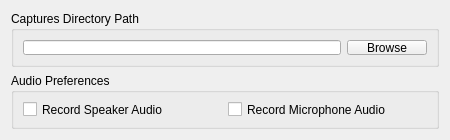
Before: the Qt Designer form src/gui/main_window/buttons/settings_button/settings_window/SettingsWindow.ui in ephell/ClipIt-Screen-Capture-App, drawn with Qt 5.
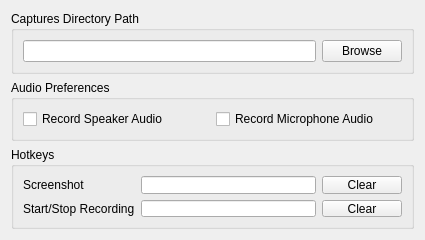
After: the same form once the commit is applied. Custom widgets are drawn as their Qt base class.

Commit message: Add 'Hotkeys' groupbox to settings_window.ui

The edit to the form file:
```diff
--- a/src/gui/main_window/buttons/settings_button/settings_window/SettingsWindow.ui
+++ b/src/gui/main_window/buttons/settings_button/settings_window/SettingsWindow.ui
@@ -6,26 +6,20 @@
    <rect>
     <x>0</x>
     <y>0</y>
-    <width>450</width>
-    <height>140</height>
+    <width>425</width>
+    <height>240</height>
    </rect>
   </property>
-  <property name="sizePolicy">
-   <sizepolicy hsizetype="Fixed" vsizetype="Fixed">
-    <horstretch>0</horstretch>
-    <verstretch>0</verstretch>
-   </sizepolicy>
-  </property>
   <property name="minimumSize">
    <size>
-    <width>450</width>
-    <height>140</height>
+    <width>425</width>
+    <height>240</height>
    </size>
   </property>
   <property name="maximumSize">
    <size>
-    <width>450</width>
-    <height>140</height>
+    <width>425</width>
+    <height>240</height>
    </size>
   </property>
   <property name="windowTitle">
@@ -84,6 +78,74 @@
      </layout>
     </widget>
    </item>
+   <item>
+    <widget class="QGroupBox" name="hotkeys_group_box">
+     <property name="title">
+      <string>Hotkeys</string>
+     </property>
+     <layout class="QVBoxLayout" name="verticalLayout_5">
+      <item>
+       <layout class="QHBoxLayout" name="horizontalLayout_4" stretch="0,1,0">
+        <item>
+         <layout class="QVBoxLayout" name="verticalLayout_2">
+          <item>
+           <widget class="QLabel" name="screenshot_label">
+            <property name="text">
+             <string>Screenshot</string>
+            </property>
+           </widget>
+          </item>
+          <item>
+           <widget class="QLabel" name="start_stop_recording_label">
+            <property name="text">
+             <string>Start/Stop Recording</string>
+            </property>
+           </widget>
+          </item>
+         </layout>
+        </item>
+        <item>
+         <layout class="QVBoxLayout" name="verticalLayout_3">
+          <item>
+           <widget class="QLineEdit" name="screenshot_line_edit"/>
+          </item>
+          <item>
+           <widget class="QLineEdit" name="start_stop_recording_line_edit"/>
+          </item>
+         </layout>
+        </item>
+        <item>
+         <layout class="QVBoxLayout" name="verticalLayout_4">
+          <property name="sizeConstraint">
+           <enum>QLayout::SetDefaultConstraint</enum>
+          </property>
+          <item>
+           <widget class="QPushButton" name="screenshot_clear_button">
+            <property name="sizePolicy">
+             <sizepolicy hsizetype="Expanding" vsizetype="Fixed">
+              <horstretch>0</horstretch>
+              <verstretch>0</verstretch>
+             </sizepolicy>
+            </property>
+            <property name="text">
+             <string>Clear</string>
+            </property>
+           </widget>
+          </item>
+          <item>
+           <widget class="QPushButton" name="start_stop_recording_clear_button">
+            <property name="text">
+             <string>Clear</string>
+            </property>
+           </widget>
+          </item>
+         </layout>
+        </item>
+       </layout>
+      </item>
+     </layout>
+    </widget>
+   </item>
   </layout>
  </widget>
  <customwidgets>
```
The commit also changes 1 other file.
